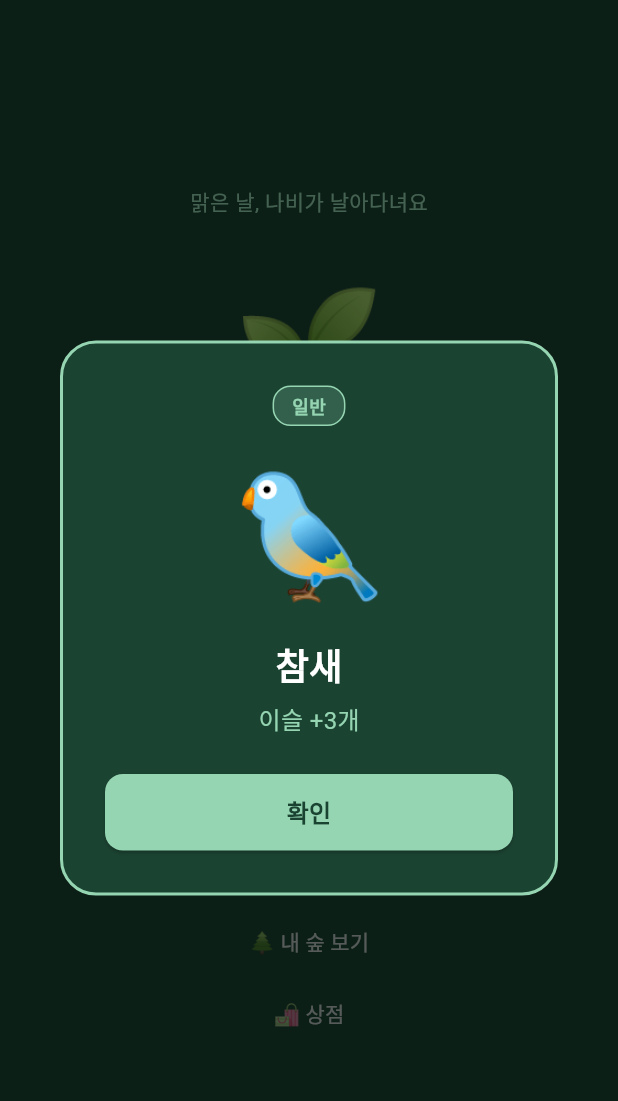
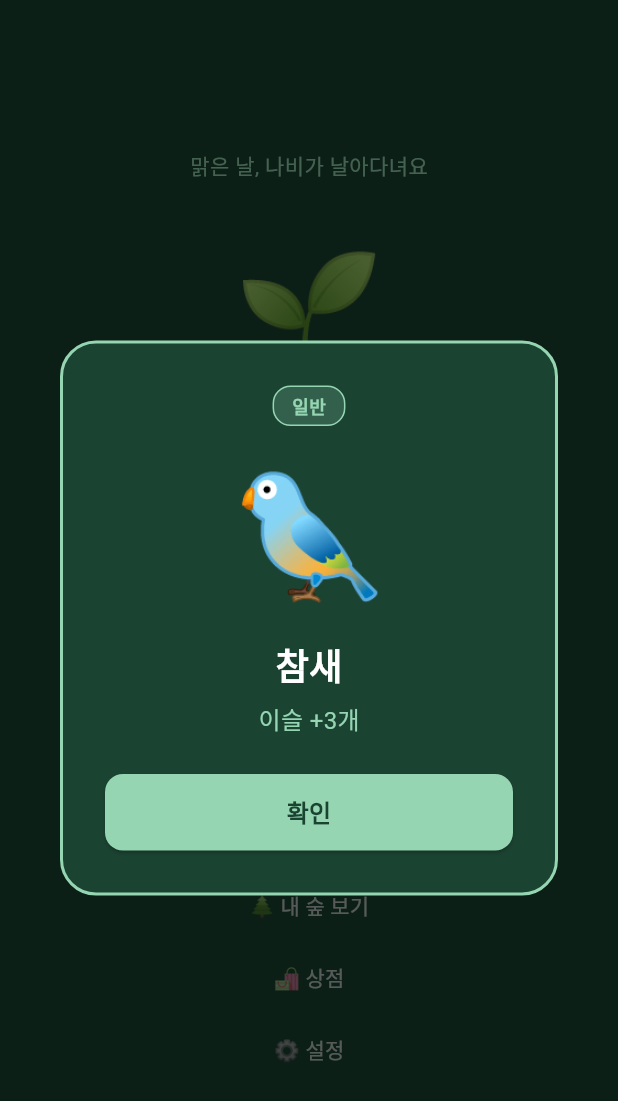
Before and after one commit to isopha2003/The_Forest_While_Asleep, a Flutter app: the screen it shows after launch, on a phone screen of 412 x 824 dp. Shown: the top 1101 px of the screen. Run offline on Flutter 3.47's test engine with Material 3 defaults, Android fonts, the phone set to English and light mode, and no system bars; our stand-ins replace cloud_firestore, firebase_core, flutter_local_notifications, flutter_riverpod, geolocator, hive_flutter and 1 more; accounts and stored records are empty.

Commit message:
메인 화면에 설정 버튼 연결

```diff
--- a/lib/screens/forest_screen.dart
+++ b/lib/screens/forest_screen.dart
@@ -14,6 +14,7 @@ import '../services/firestore_service.dart';
 import '../models/grid_state.dart';
 import '../screens/grid_screen.dart';
 import '../screens/shop_screen.dart';
+import '../screens/settings_screen.dart';
 
 class ForestScreen extends ConsumerStatefulWidget {
   const ForestScreen({super.key});
@@ -279,6 +280,20 @@ class _ForestScreenState extends ConsumerState<ForestScreen> {
                       style: TextStyle(color: Colors.white70),
                     ),
                   ),
+                  TextButton(
+                    onPressed: () {
+                      Navigator.push(
+                        context,
+                        MaterialPageRoute(
+                          builder: (_) => const SettingsScreen(),
+                        ),
+                      );
+                    },
+                    child: const Text(
+                      '⚙️ 설정',
+                      style: TextStyle(color: Colors.white70),
+                    ),
+                  ),
                 ],
               ),
             ),
```
